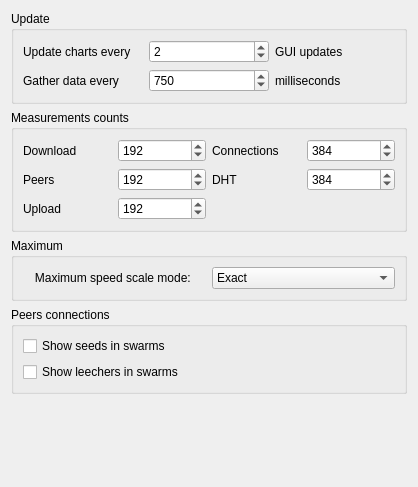
The window that plugins/stats/Settings.ui (KDE/ktorrent) describes before a commit, drawn with Qt 5.
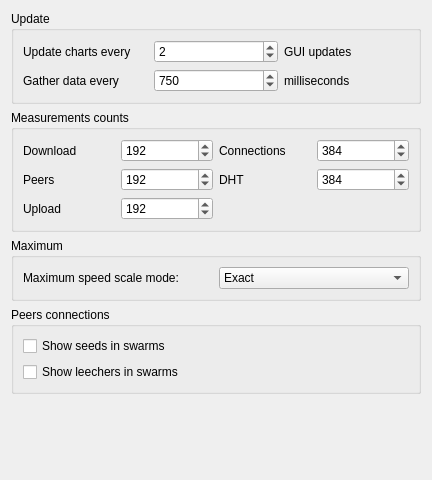
The same window after the commit.

Commit message: Patch from athantor showing the interval in ms between charts updates on plugin's settings page

```diff
--- a/plugins/stats/Settings.ui
+++ b/plugins/stats/Settings.ui
@@ -6,7 +6,7 @@
     <x>0</x>
     <y>0</y>
     <width>418</width>
-    <height>487</height>
+    <height>480</height>
    </rect>
   </property>
   <property name="windowTitle" >
@@ -18,10 +18,8 @@
      <property name="title" >
       <string>Update</string>
      </property>
-     <layout class="QVBoxLayout" >
-      <item>
-       <layout class="QHBoxLayout" >
-        <item>
+     <layout class="QGridLayout" >
+      <item row="0" column="0" >
          <widget class="QLabel" name="label" >
           <property name="text" >
            <string>Update charts every</string>
@@ -31,7 +29,7 @@
           </property>
          </widget>
         </item>
-        <item>
+      <item row="0" column="1" >
          <widget class="QSpinBox" name="kcfg_UpdateEveryGuiUpdates" >
           <property name="minimum" >
            <number>1</number>
@@ -44,6 +42,8 @@
           </property>
          </widget>
         </item>
+      <item row="0" column="2" >
+       <layout class="QHBoxLayout" >
         <item>
          <widget class="QLabel" name="label_2" >
           <property name="text" >
@@ -54,11 +54,16 @@
           </property>
          </widget>
         </item>
+        <item>
+         <widget class="QLabel" name="UpdMsLbl" >
+          <property name="text" >
+           <string/>
+          </property>
+         </widget>
+        </item>
        </layout>
       </item>
-      <item>
-       <layout class="QHBoxLayout" >
-        <item>
+      <item row="1" column="0" >
          <widget class="QLabel" name="label_3" >
           <property name="text" >
            <string>Gather data every</string>
@@ -68,7 +73,7 @@
           </property>
          </widget>
         </item>
-        <item>
+      <item row="1" column="1" >
          <widget class="QSpinBox" name="kcfg_DataGatherIval" >
           <property name="minimum" >
            <number>250</number>
@@ -84,7 +89,7 @@
           </property>
          </widget>
         </item>
-        <item>
+      <item row="1" column="2" >
          <widget class="QLabel" name="label_4" >
           <property name="text" >
            <string>milliseconds</string>
@@ -95,8 +100,6 @@
          </widget>
         </item>
        </layout>
-      </item>
-     </layout>
     </widget>
    </item>
    <item>
@@ -252,7 +255,7 @@
            <string>Maximum speed scale mode: </string>
           </property>
           <property name="alignment" >
-           <set>Qt::AlignCenter</set>
+           <set>Qt::AlignLeading|Qt::AlignLeft|Qt::AlignVCenter</set>
           </property>
           <property name="buddy" >
            <cstring>kcfg_MaxMode</cstring>
@@ -311,8 +314,8 @@
      </property>
      <property name="sizeHint" >
       <size>
-       <width>20</width>
-       <height>40</height>
+       <width>410</width>
+       <height>16</height>
       </size>
      </property>
     </spacer>
```
Lines whose indentation alone changed are shown as unchanged. The commit also changes 2 other files.
